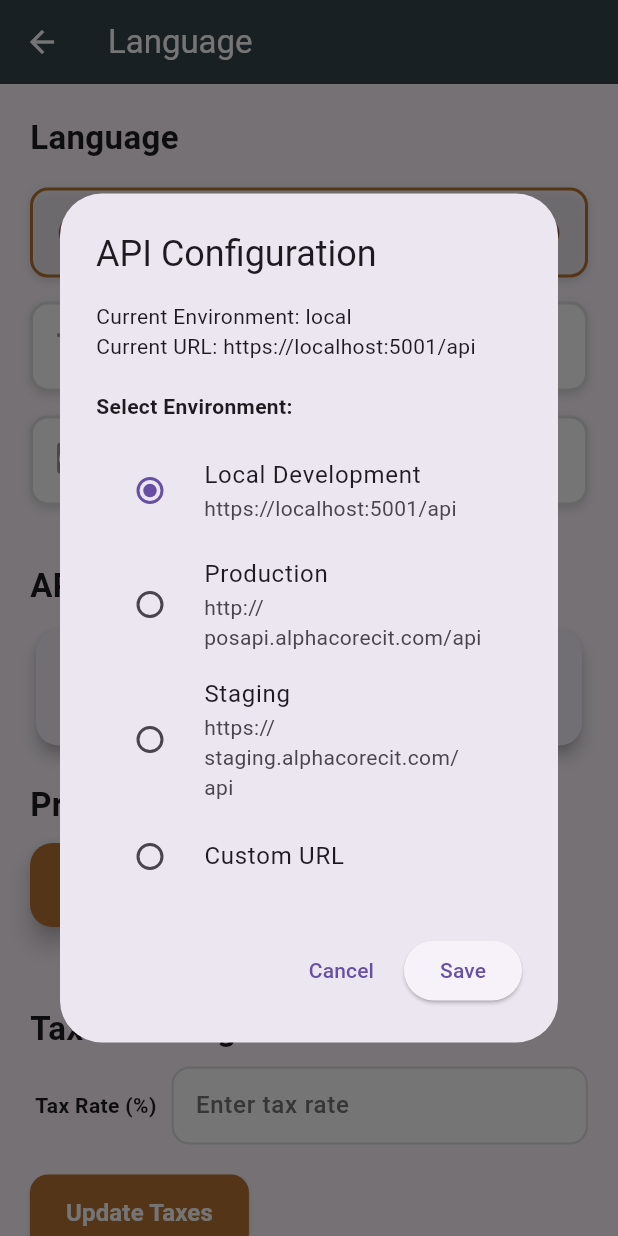
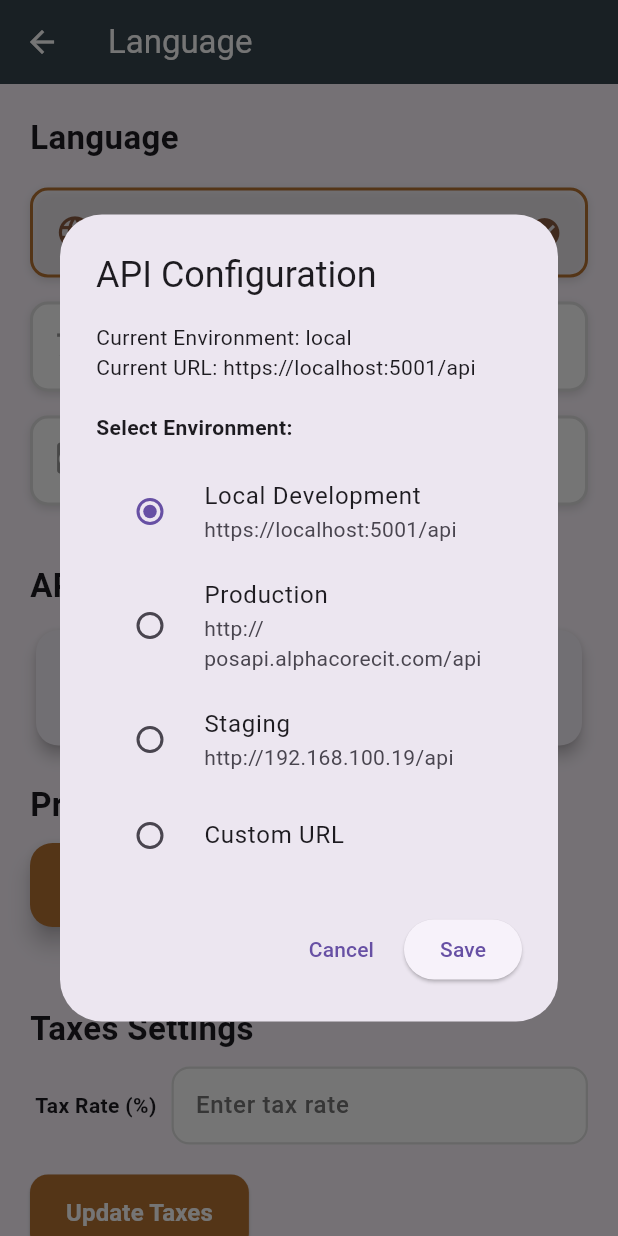
Before and after one commit to AlphaCoreSolutions/POS-frontend, a Flutter app: the SettingsPage screen opened directly, after a tap on "API Server Configuration", on a phone screen of 412 x 824 dp. Run offline on Flutter 3.47's test engine with Material 3 defaults, Android fonts, the phone set to English and light mode, and no system bars; our stand-ins replace fl_chart, flutter_form_builder, form_builder_validators, google_fonts, pdf, permission_handler and 1 more; missing offline and left inert: esc_pos_utils, jwt_decode, print_bluetooth_thermal; accounts and stored records are empty; network calls fail.

Commit message:
iOS and macOS

```diff
--- a/lib/main.dart
+++ b/lib/main.dart
@@ -39,7 +39,7 @@ class Main extends StatefulWidget {
     print("Setting new locale: $newLocale");
     WidgetsBinding.instance.addPostFrameCallback((_) {
       _MainState? state = context.findAncestorStateOfType<_MainState>();
-      state?.setLocale(newLocale);
+      state.setLocale(newLocale);
     });
   }
 }
--- a/lib/utils/api_config.dart
+++ b/lib/utils/api_config.dart
@@ -4,7 +4,7 @@ class ApiConfig {
   // Default base URLs for different environments
   static const String _localBaseUrl = "https://localhost:5001/api";
   static const String _productionBaseUrl = "http://posapi.alphacorecit.com/api";
-  static const String _stagingBaseUrl = "https://staging.alphacorecit.com/api";
+  static const String _stagingBaseUrl = "http://192.168.100.19/api";
 
   // Preference key for storing selected base URL
   static const String _baseUrlKey = 'api_base_url';
```
Also changed, not shown: 12 other files. Lines whose indentation alone changed are shown as unchanged.
